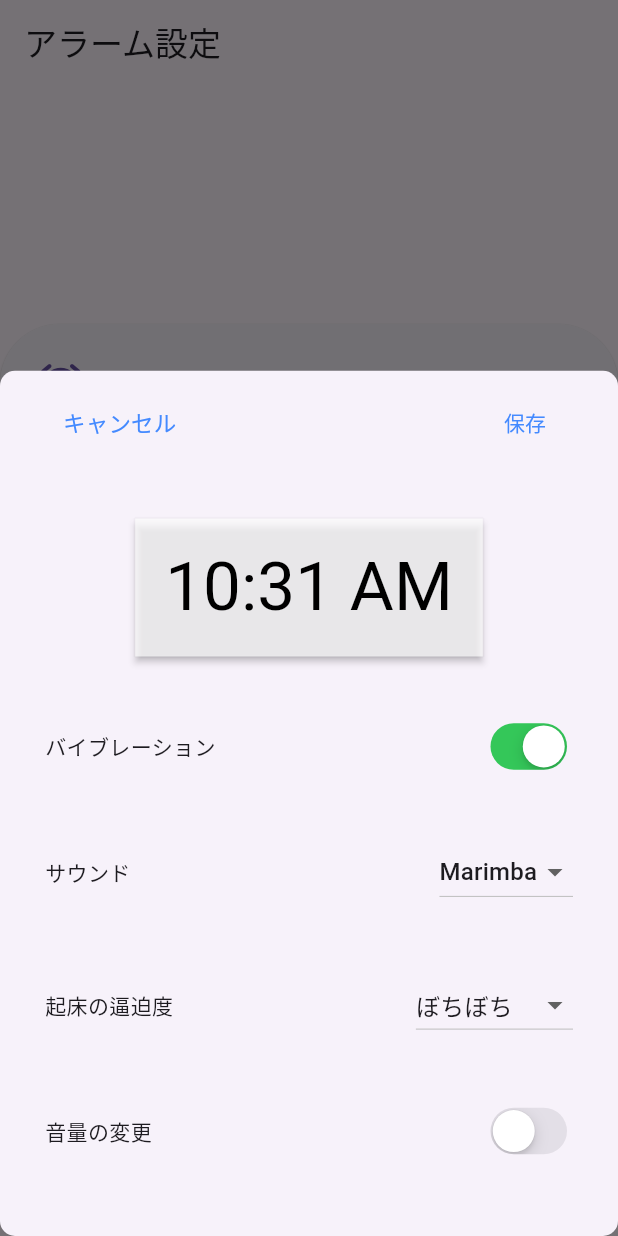
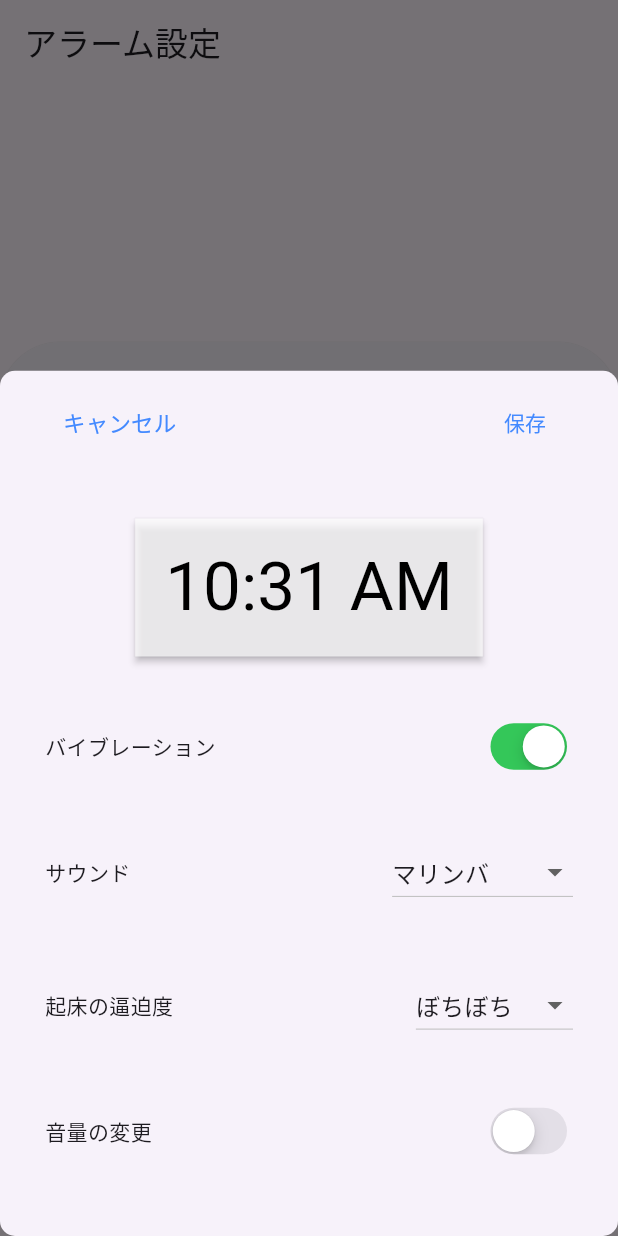
Before and after one commit to tanakacha/flutter_jr_hackathon, a Flutter app: the screen it shows after launch, after a tap on "新規めざまし作成", on a phone screen of 412 x 824 dp. Run offline on Flutter 3.47's test engine with Material 3 defaults, Android fonts, the phone set to English and light mode, and no system bars; our stand-ins replace flutter_datetime_picker_plus, flutter_local_notifications, flutter_riverpod, gap, go_router, permission_handler and 3 more; missing offline and left inert: alarm, three_js, three_js_geometry, three_js_objects; generated files the repository leaves out were written again.

Commit message:
feature(Flutter): アラーム音の選択肢を追加 #50

```diff
--- a/lib/scenes/alarm/alarm_screen.dart
+++ b/lib/scenes/alarm/alarm_screen.dart
@@ -168,12 +168,13 @@ class _AlarmScreenState extends State<AlarmScreen> {
               //     context.go('/game');
               //   },
               // ),
-              ElevatedButton(
-                child: Text("クリアへ"),
-                onPressed: () {
-                  context.go('/clear');
-                },
-              ),
+              // ElevatedButton(
+              //   child: Text("クリアへ"),
+              //   onPressed: () {
+              //     context.go('/clear');
+              //   },
+              // ),
+              Gap(0),
             ],
           ),
         ),
--- a/lib/scenes/alarm/components/edit_alarm_screen.dart
+++ b/lib/scenes/alarm/components/edit_alarm_screen.dart
@@ -239,7 +239,15 @@ class _EditAlarmScreenState extends State<EditAlarmScreen> {
                 items: [
                   DropdownMenuItem<String>(
                     value: 'assets/marimba.mp3',
-                    child: Text('Marimba'),
+                    child: Text('マリンバ'),
+                  ),
+                  DropdownMenuItem<String>(
+                    value: 'assets/mozart.mp3',
+                    child: Text('モーツァルト'),
+                  ),
+                  DropdownMenuItem<String>(
+                    value: 'assets/one_piece.mp3',
+                    child: Text('ワンピース'),
                   ),
                 ],
                 onChanged: (value) {
@@ -308,10 +316,14 @@ class _EditAlarmScreenState extends State<EditAlarmScreen> {
                   Expanded(
                     child: Slider(
                       value: volume!,
+                      min: 0.1,
+                      max: 1.0,
+                      activeColor: Colors.green,
                       onChanged: (value) {
                         setState(() {
                           volume = value;
                         });
+                        print(value);
                       },
                     ),
                   ),
--- a/pubspec.yaml
+++ b/pubspec.yaml
@@ -68,4 +68,6 @@ flutter:
 
   assets:
     - assets/marimba.mp3
+    - assets/mozart.mp3
+    - assets/one_piece.mp3
     - assets/models/
```
Also changed, not shown: 2 other files.
